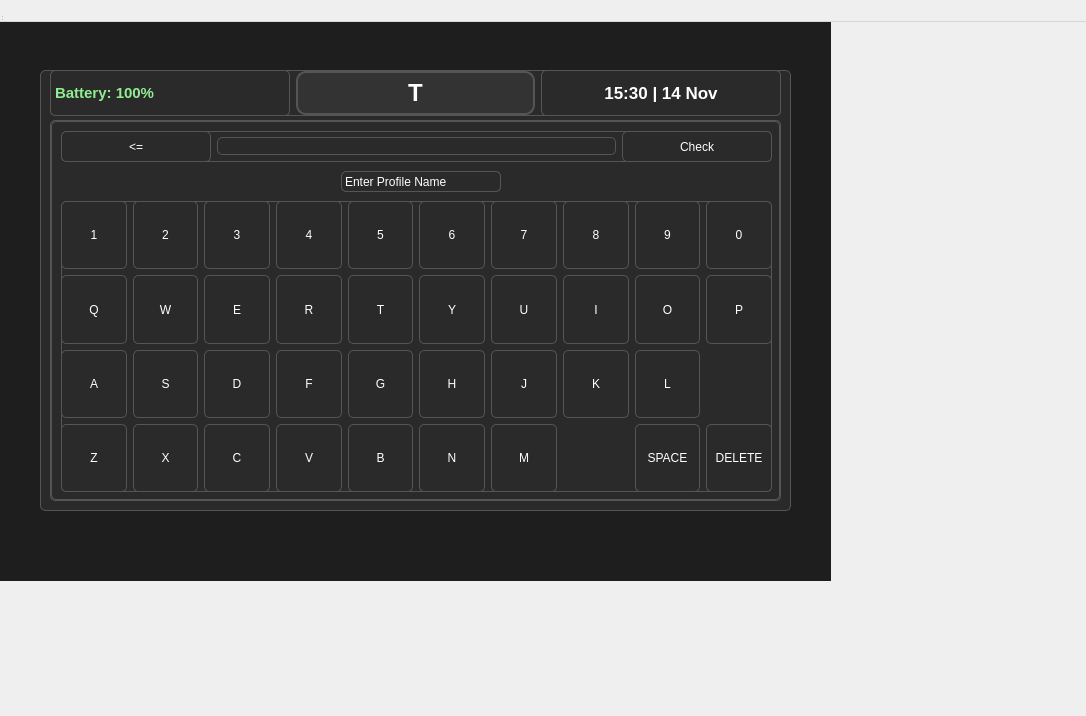
First picture: the form in src/personalprofiles.ui, repository Jelloge/insulin-pump-project, before the edit.
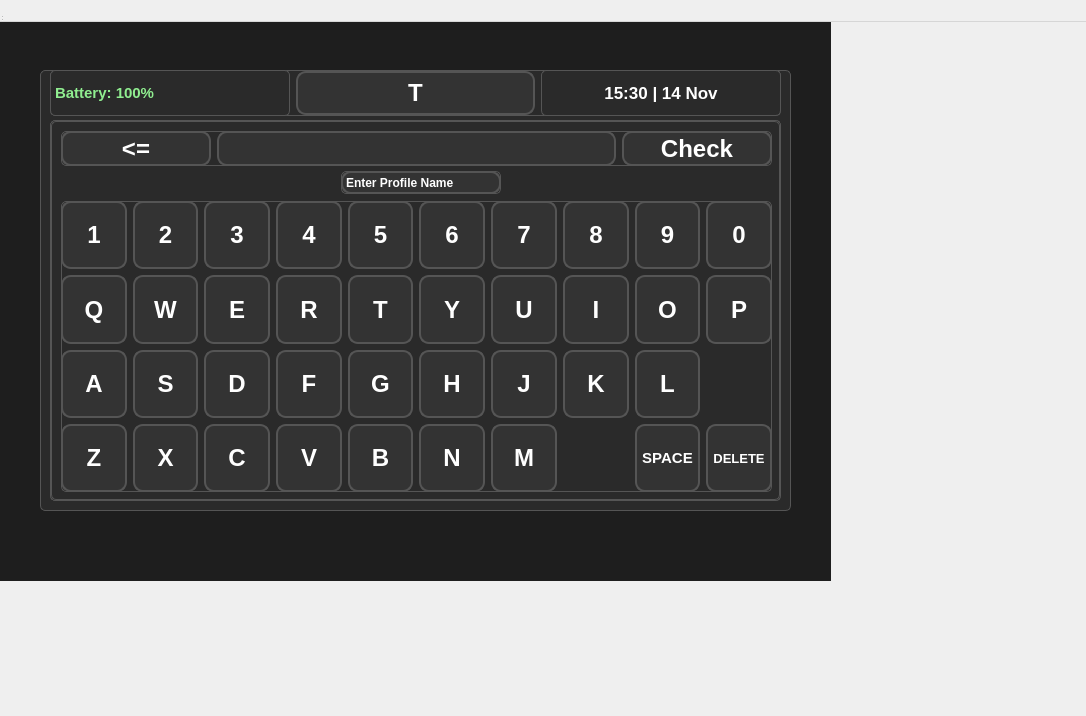
Second picture: the form after the edit. The open tabs and pages were chosen to show the change.

The edit to the form file:
```diff
--- a/src/personalprofiles.ui
+++ b/src/personalprofiles.ui
@@ -270,6 +270,15 @@
                <height>0</height>
               </size>
              </property>
+             <property name="styleSheet">
+              <string notr="true">QPushButton {
+    font: bold 18pt;
+    background-color: #333;
+    color: white;
+    border-radius: 10px;
+    border: 2px solid #555;
+ }</string>
+             </property>
              <property name="text">
               <string>B</string>
              </property>
@@ -289,6 +298,15 @@
                <height>0</height>
               </size>
              </property>
+             <property name="styleSheet">
+              <string notr="true">QPushButton {
+    font: bold 18pt;
+    background-color: #333;
+    color: white;
+    border-radius: 10px;
+    border: 2px solid #555;
+ }</string>
+             </property>
              <property name="text">
               <string>L</string>
              </property>
@@ -308,6 +326,15 @@
                <height>0</height>
               </size>
              </property>
+             <property name="styleSheet">
+              <string notr="true">QPushButton {
+    font: bold 18pt;
+    background-color: #333;
+    color: white;
+    border-radius: 10px;
+    border: 2px solid #555;
+ }</string>
+             </property>
              <property name="text">
               <string>G</string>
              </property>
@@ -327,6 +354,15 @@
                <height>0</height>
               </size>
              </property>
+             <property name="styleSheet">
+              <string notr="true">QPushButton {
+    font: bold 18pt;
+    background-color: #333;
+    color: white;
+    border-radius: 10px;
+    border: 2px solid #555;
+ }</string>
+             </property>
              <property name="text">
               <string>A</string>
              </property>
@@ -346,6 +382,15 @@
                <height>0</height>
               </size>
              </property>
+             <property name="styleSheet">
+              <string notr="true">QPushButton {
+    font: bold 18pt;
+    background-color: #333;
+    color: white;
+    border-radius: 10px;
+    border: 2px solid #555;
+ }</string>
+             </property>
              <property name="text">
               <string>6</string>
              </property>
@@ -365,6 +410,15 @@
                <height>0</height>
               </size>
              </property>
+             <property name="styleSheet">
+              <string notr="true">QPushButton {
+    font: bold 18pt;
+    background-color: #333;
+    color: white;
+    border-radius: 10px;
+    border: 2px solid #555;
+ }</string>
+             </property>
              <property name="text">
               <string>F</string>
              </property>
@@ -384,6 +438,15 @@
                <height>0</height>
               </size>
              </property>
+             <property name="styleSheet">
+              <string notr="true">QPushButton {
+    font: bold 18pt;
+    background-color: #333;
+    color: white;
+    border-radius: 10px;
+    border: 2px solid #555;
+ }</string>
+             </property>
              <property name="text">
               <string>2</string>
              </property>
@@ -403,6 +466,15 @@
                <height>0</height>
               </size>
              </property>
+             <property name="styleSheet">
+              <string notr="true">QPushButton {
+    font: bold 18pt;
+    background-color: #333;
+    color: white;
+    border-radius: 10px;
+    border: 2px solid #555;
+ }</string>
+             </property>
              <property name="text">
               <string>C</string>
              </property>
@@ -422,6 +494,15 @@
                <height>0</height>
               </size>
              </property>
+             <property name="styleSheet">
+              <string notr="true">QPushButton {
+    font: bold 18pt;
+    background-color: #333;
+    color: white;
+    border-radius: 10px;
+    border: 2px solid #555;
+ }</string>
+             </property>
              <property name="text">
               <string>9</string>
              </property>
@@ -441,6 +522,15 @@
                <height>0</height>
               </size>
              </property>
+             <property name="styleSheet">
+              <string notr="true">QPushButton {
+    font: bold 18pt;
+    background-color: #333;
+    color: white;
+    border-radius: 10px;
+    border: 2px solid #555;
+ }</string>
+             </property>
              <property name="text">
               <string>8</string>
              </property>
@@ -460,6 +550,15 @@
                <height>0</height>
               </size>
              </property>
+             <property name="styleSheet">
+              <string notr="true">QPushButton {
+    font: bold 18pt;
+    background-color: #333;
+    color: white;
+    border-radius: 10px;
+    border: 2px solid #555;
+ }</string>
+             </property>
              <property name="text">
               <string>7</string>
              </property>
@@ -479,6 +578,15 @@
                <height>0</height>
               </size>
              </property>
+             <property name="styleSheet">
+              <string notr="true">QPushButton {
+    font: bold 18pt;
+    background-color: #333;
+    color: white;
+    border-radius: 10px;
+    border: 2px solid #555;
+ }</string>
+             </property>
              <property name="text">
               <string>K</string>
              </property>
@@ -498,6 +606,15 @@
                <height>0</height>
               </size>
              </property>
+             <property name="styleSheet">
+              <string notr="true">QPushButton {
+    font: bold 18pt;
+    background-color: #333;
+    color: white;
+    border-radius: 10px;
+    border: 2px solid #555;
+ }</string>
+             </property>
              <property name="text">
               <string>0</string>
              </property>
@@ -517,6 +634,15 @@
                <height>0</height>
               </size>
              </property>
+             <property name="styleSheet">
+              <string notr="true">QPushButton {
+    font: bold 18pt;
+    background-color: #333;
+    color: white;
+    border-radius: 10px;
+    border: 2px solid #555;
+ }</string>
+             </property>
              <property name="text">
               <string>1</string>
              </property>
@@ -536,6 +662,15 @@
                <height>0</height>
               </size>
              </property>
+             <property name="styleSheet">
+              <string notr="true">QPushButton {
+    font: bold 18pt;
+    background-color: #333;
+    color: white;
+    border-radius: 10px;
+    border: 2px solid #555;
+ }</string>
+             </property>
              <property name="text">
               <string>3</string>
              </property>
@@ -555,6 +690,15 @@
                <height>0</height>
               </size>
              </property>
+             <property name="styleSheet">
+              <string notr="true">QPushButton {
+    font: bold 18pt;
+    background-color: #333;
+    color: white;
+    border-radius: 10px;
+    border: 2px solid #555;
+ }</string>
+             </property>
              <property name="text">
               <string>X</string>
              </property>
@@ -574,6 +718,15 @@
                <height>0</height>
               </size>
              </property>
+             <property name="styleSheet">
+              <string notr="true">QPushButton {
+    font: bold 18pt;
+    background-color: #333;
+    color: white;
+    border-radius: 10px;
+    border: 2px solid #555;
+ }</string>
+             </property>
              <property name="text">
               <string>N</string>
              </property>
@@ -593,6 +746,15 @@
                <height>0</height>
               </size>
              </property>
+             <property name="styleSheet">
+              <string notr="true">QPushButton {
+    font: bold 18pt;
+    background-color: #333;
+    color: white;
+    border-radius: 10px;
+    border: 2px solid #555;
+ }</string>
+             </property>
              <property name="text">
               <string>5</string>
              </property>
@@ -618,6 +780,15 @@
                <height>16777215</height>
               </size>
              </property>
+             <property name="styleSheet">
+              <string notr="true">QPushButton {
+    font: bold 18pt;
+    background-color: #333;
+    color: white;
+    border-radius: 10px;
+    border: 2px solid #555;
+ }</string>
+             </property>
              <property name="text">
               <string>Z</string>
              </property>
@@ -643,6 +814,15 @@
                <height>16777215</height>
               </size>
              </property>
+             <property name="styleSheet">
+              <string notr="true">QPushButton {
+    font: bold 18pt;
+    background-color: #333;
+    color: white;
+    border-radius: 10px;
+    border: 2px solid #555;
+ }</string>
+             </property>
              <property name="text">
               <string>M</string>
              </property>
@@ -662,6 +842,15 @@
                <height>0</height>
               </size>
              </property>
+             <property name="styleSheet">
+              <string notr="true">QPushButton {
+    font: bold 18pt;
+    background-color: #333;
+    color: white;
+    border-radius: 10px;
+    border: 2px solid #555;
+ }</string>
+             </property>
              <property name="text">
               <string>J</string>
              </property>
@@ -681,6 +870,15 @@
                <height>0</height>
               </size>
              </property>
+             <property name="styleSheet">
+              <string notr="true">QPushButton {
+    font: bold 18pt;
+    background-color: #333;
+    color: white;
+    border-radius: 10px;
+    border: 2px solid #555;
+ }</string>
+             </property>
              <property name="text">
               <string>4</string>
              </property>
@@ -700,6 +898,15 @@
                <height>0</height>
               </size>
              </property>
+             <property name="styleSheet">
+              <string notr="true">QPushButton {
+    font: bold 18pt;
+    background-color: #333;
+    color: white;
+    border-radius: 10px;
+    border: 2px solid #555;
+ }</string>
+             </property>
              <property name="text">
               <string>V</string>
              </property>
@@ -719,6 +926,15 @@
                <height>0</height>
               </size>
              </property>
+             <property name="styleSheet">
+              <string notr="true">QPushButton {
+    font: bold 18pt;
+    background-color: #333;
+    color: white;
+    border-radius: 10px;
+    border: 2px solid #555;
+ }</string>
+             </property>
              <property name="text">
               <string>H</string>
              </property>
@@ -738,6 +954,15 @@
                <height>0</height>
               </size>
              </property>
+             <property name="styleSheet">
+              <string notr="true">QPushButton {
+    font: bold 18pt;
+    background-color: #333;
+    color: white;
+    border-radius: 10px;
+    border: 2px solid #555;
+ }</string>
+             </property>
              <property name="text">
               <string>S</string>
              </property>
@@ -757,6 +982,15 @@
                <height>0</height>
               </size>
              </property>
+             <property name="styleSheet">
+              <string notr="true">QPushButton {
+    font: bold 18pt;
+    background-color: #333;
+    color: white;
+    border-radius: 10px;
+    border: 2px solid #555;
+ }</string>
+             </property>
              <property name="text">
               <string>D</string>
              </property>
@@ -776,6 +1010,15 @@
                <height>0</height>
               </size>
              </property>
+             <property name="styleSheet">
+              <string notr="true">QPushButton {
+    font: bold 18pt;
+    background-color: #333;
+    color: white;
+    border-radius: 10px;
+    border: 2px solid #555;
+ }</string>
+             </property>
              <property name="text">
               <string>Q</string>
              </property>
@@ -795,6 +1038,15 @@
                <height>0</height>
               </size>
              </property>
+             <property name="styleSheet">
+              <string notr="true">QPushButton {
+    font: bold 18pt;
+    background-color: #333;
+    color: white;
+    border-radius: 10px;
+    border: 2px solid #555;
+ }</string>
+             </property>
              <property name="text">
               <string>W</string>
              </property>
@@ -814,6 +1066,15 @@
                <height>0</height>
               </size>
              </property>
+             <property name="styleSheet">
+              <string notr="true">QPushButton {
+    font: bold 18pt;
+    background-color: #333;
+    color: white;
+    border-radius: 10px;
+    border: 2px solid #555;
+ }</string>
+             </property>
              <property name="text">
               <string>E</string>
              </property>
@@ -833,6 +1094,15 @@
                <height>0</height>
               </size>
              </property>
+             <property name="styleSheet">
+              <string notr="true">QPushButton {
+    font: bold 18pt;
+    background-color: #333;
+    color: white;
+    border-radius: 10px;
+    border: 2px solid #555;
+ }</string>
+             </property>
              <property name="text">
               <string>R</string>
              </property>
@@ -852,6 +1122,15 @@
                <height>0</height>
               </size>
              </property>
+             <property name="styleSheet">
+              <string notr="true">QPushButton {
+    font: bold 18pt;
+    background-color: #333;
+    color: white;
+    border-radius: 10px;
+    border: 2px solid #555;
+ }</string>
+             </property>
              <property name="text">
               <string>T</string>
              </property>
@@ -871,6 +1150,15 @@
                <height>0</height>
               </size>
              </property>
+             <property name="styleSheet">
+              <string notr="true">QPushButton {
+    font: bold 18pt;
+    background-color: #333;
+    color: white;
+    border-radius: 10px;
+    border: 2px solid #555;
+ }</string>
+             </property>
              <property name="text">
               <string>Y</string>
              </property>
@@ -890,6 +1178,15 @@
                <height>0</height>
               </size>
              </property>
+             <property name="styleSheet">
+              <string notr="true">QPushButton {
+    font: bold 18pt;
+    background-color: #333;
+    color: white;
+    border-radius: 10px;
+    border: 2px solid #555;
+ }</string>
+             </property>
              <property name="text">
               <string>U</string>
              </property>
@@ -909,6 +1206,15 @@
                <height>0</height>
               </size>
              </property>
+             <property name="styleSheet">
+              <string notr="true">QPushButton {
+    font: bold 18pt;
+    background-color: #333;
+    color: white;
+    border-radius: 10px;
+    border: 2px solid #555;
+ }</string>
+             </property>
              <property name="text">
               <string>I</string>
              </property>
@@ -928,6 +1234,15 @@
                <height>0</height>
               </size>
              </property>
+             <property name="styleSheet">
+              <string notr="true">QPushButton {
+    font: bold 18pt;
+    background-color: #333;
+    color: white;
+    border-radius: 10px;
+    border: 2px solid #555;
+ }</string>
+             </property>
              <property name="text">
               <string>O</string>
              </property>
@@ -947,6 +1262,15 @@
                <height>0</height>
               </size>
              </property>
+             <property name="styleSheet">
+              <string notr="true">QPushButton {
+    font: bold 18pt;
+    background-color: #333;
+    color: white;
+    border-radius: 10px;
+    border: 2px solid #555;
+ }</string>
+             </property>
              <property name="text">
               <string>P</string>
              </property>
@@ -972,6 +1296,15 @@
                <height>16777215</height>
               </size>
              </property>
+             <property name="styleSheet">
+              <string notr="true">QPushButton {
+    font: bold 10pt;
+    background-color: #333;
+    color: white;
+    border-radius: 10px;
+    border: 2px solid #555;
+ }</string>
+             </property>
              <property name="text">
               <string>DELETE</string>
              </property>
@@ -997,6 +1330,15 @@
                <height>16777215</height>
               </size>
              </property>
+             <property name="styleSheet">
+              <string notr="true">QPushButton {
+    font: bold 11pt;
+    background-color: #333;
+    color: white;
+    border-radius: 10px;
+    border: 2px solid #555;
+ }</string>
+             </property>
              <property name="text">
               <string>SPACE</string>
              </property>
@@ -1010,7 +1352,7 @@
             <x>10</x>
             <y>10</y>
             <width>711</width>
-            <height>31</height>
+            <height>35</height>
            </rect>
           </property>
           <layout class="QHBoxLayout" name="horizontalLayout_9">
@@ -1028,13 +1370,38 @@
                <height>0</height>
               </size>
              </property>
+             <property name="styleSheet">
+              <string notr="true">QPushButton {
+    font: bold 18pt;
+    background-color: #333;
+    color: white;
+    border-radius: 10px;
+    border: 2px solid #555;
+ }</string>
+             </property>
              <property name="text">
               <string>&lt;=</string>
              </property>
             </widget>
            </item>
            <item>
-            <widget class="QLineEdit" name="profileNameEdit"/>
+            <widget class="QLineEdit" name="profileNameEdit">
+             <property name="sizePolicy">
+              <sizepolicy hsizetype="Expanding" vsizetype="Minimum">
+               <horstretch>0</horstretch>
+               <verstretch>0</verstretch>
+              </sizepolicy>
+             </property>
+             <property name="styleSheet">
+              <string notr="true">QLineEdit {
+    font: bold;
+    background-color: #333;
+    color: white;
+    border-radius: 10px;
+    border: 2px solid #555;
+ }</string>
+             </property>
+            </widget>
            </item>
            <item>
             <widget class="QPushButton" name="checkButton">
@@ -1050,6 +1417,15 @@
                <height>0</height>
               </size>
              </property>
+             <property name="styleSheet">
+              <string notr="true">QPushButton {
+    font: bold 18pt;
+    background-color: #333;
+    color: white;
+    border-radius: 10px;
+    border: 2px solid #555;
+ }</string>
+             </property>
              <property name="text">
               <string>Check</string>
              </property>
@@ -1063,12 +1439,21 @@
             <x>290</x>
             <y>50</y>
             <width>160</width>
-            <height>21</height>
+            <height>23</height>
            </rect>
           </property>
           <layout class="QHBoxLayout" name="horizontalLayout_2">
            <item>
             <widget class="QLabel" name="enterProfileNameLabel">
+             <property name="styleSheet">
+              <string notr="true">QLabel {
+    font: bold;
+    background-color: #333;
+    color: white;
+    border-radius: 10px;
+    border: 2px solid #555;
+ }</string>
+             </property>
              <property name="text">
               <string>Enter Profile Name</string>
              </property>
```
Left out of the diff: 344 changed lines with no effect on the pictures.
